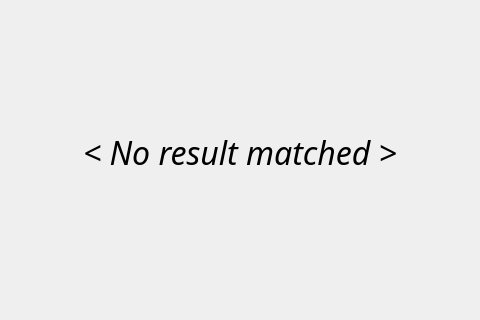
The window that rsrc/ui/library.ui (chanongul/Booque) describes before a commit, drawn with Qt 5; both pictures show x 360 to 840 and y 212 to 532 of the 1200 by 640 pixel window.
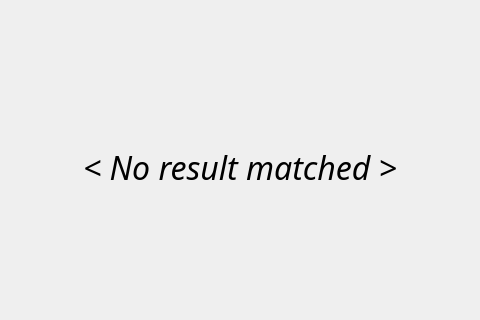
The same window after the commit. Icons and pictures are not drawn.

Patch:
```diff
--- a/rsrc/ui/library.ui
+++ b/rsrc/ui/library.ui
@@ -30,7 +30,7 @@
     <number>50</number>
    </property>
    <property name="bottomMargin">
-    <number>30</number>
+    <number>0</number>
    </property>
    <property name="spacing">
     <number>0</number>
@@ -55,7 +55,7 @@
         <x>0</x>
         <y>0</y>
         <width>1100</width>
-        <height>490</height>
+        <height>520</height>
        </rect>
       </property>
       <layout class="QGridLayout" name="gridLayout_2">
```
Left out of the diff: 6 changed lines with no effect on the pictures.
